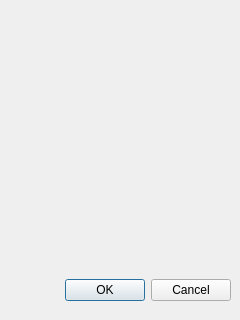
Old version of the form tipodejuego.ui in the repository FelixRNV/Juego_OCA.
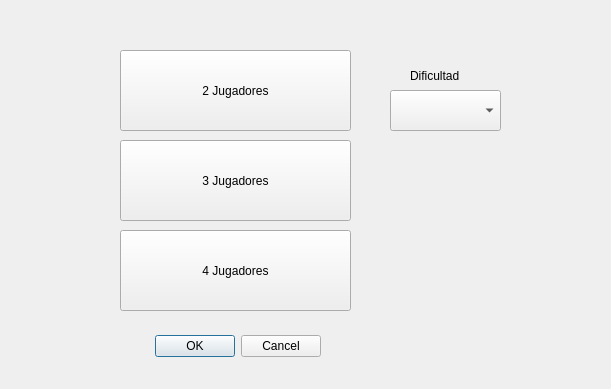
New version of the form.

```diff
--- a/tipodejuego.ui
+++ b/tipodejuego.ui
@@ -5,20 +5,46 @@
    <rect>
     <x>0</x>
     <y>0</y>
-    <width>240</width>
-    <height>320</height>
+    <width>611</width>
+    <height>389</height>
    </rect>
   </property>
   <property name="windowTitle">
    <string>Dialog</string>
   </property>
-  <widget class="QDialogButtonBox" name="buttonBox">
+  <widget class="QPushButton" name="btn3player">
    <property name="geometry">
     <rect>
-     <x>10</x>
-     <y>270</y>
-     <width>221</width>
-     <height>41</height>
+     <x>120</x>
+     <y>140</y>
+     <width>231</width>
+     <height>81</height>
+    </rect>
+   </property>
+   <property name="text">
+    <string>3 Jugadores</string>
+   </property>
+  </widget>
+  <widget class="QPushButton" name="btn4player">
+   <property name="geometry">
+    <rect>
+     <x>120</x>
+     <y>230</y>
+     <width>231</width>
+     <height>81</height>
+    </rect>
+   </property>
+   <property name="text">
+    <string>4 Jugadores</string>
+   </property>
+  </widget>
+  <widget class="QDialogButtonBox" name="btnBox">
+   <property name="geometry">
+    <rect>
+     <x>-20</x>
+     <y>330</y>
+     <width>341</width>
+     <height>32</height>
     </rect>
    </property>
    <property name="orientation">
@@ -28,6 +54,42 @@
     <set>QDialogButtonBox::Cancel|QDialogButtonBox::Ok</set>
    </property>
   </widget>
+  <widget class="QComboBox" name="cbxDificultad">
+   <property name="geometry">
+    <rect>
+     <x>390</x>
+     <y>90</y>
+     <width>111</width>
+     <height>41</height>
+    </rect>
+   </property>
+  </widget>
+  <widget class="QPushButton" name="btn2player">
+   <property name="geometry">
+    <rect>
+     <x>120</x>
+     <y>50</y>
+     <width>231</width>
+     <height>81</height>
+    </rect>
+   </property>
+   <property name="text">
+    <string>2 Jugadores</string>
+   </property>
+  </widget>
+  <widget class="QLabel" name="label">
+   <property name="geometry">
+    <rect>
+     <x>410</x>
+     <y>60</y>
+     <width>101</width>
+     <height>31</height>
+    </rect>
+   </property>
+   <property name="text">
+    <string>Dificultad</string>
+   </property>
+  </widget>
  </widget>
  <resources/>
  <connections>
```
Left out of the diff: 36 changed lines with no effect on the pictures.
